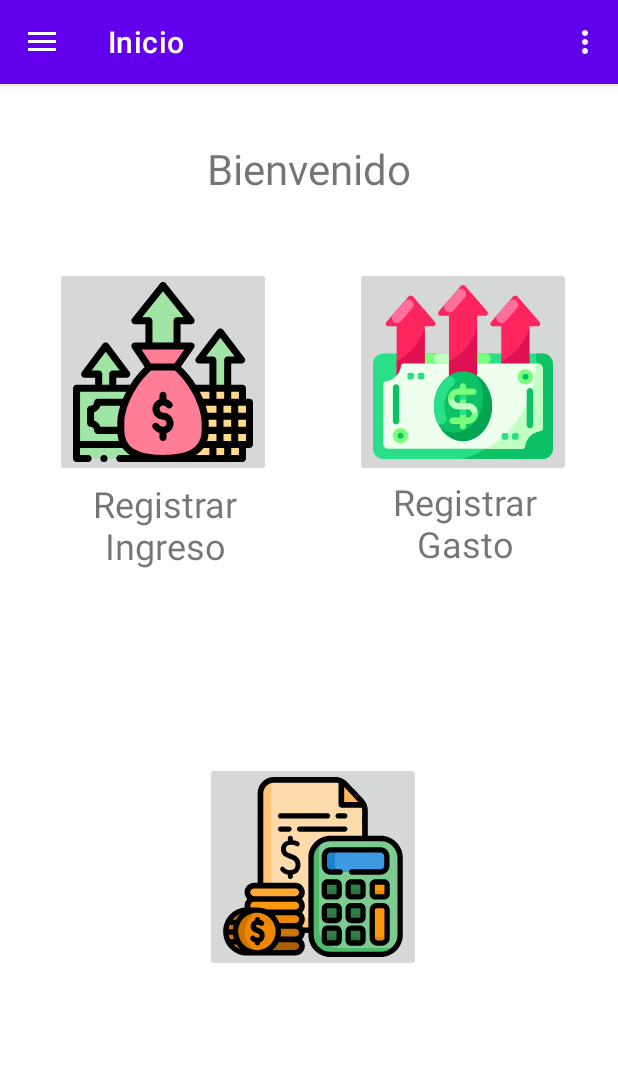
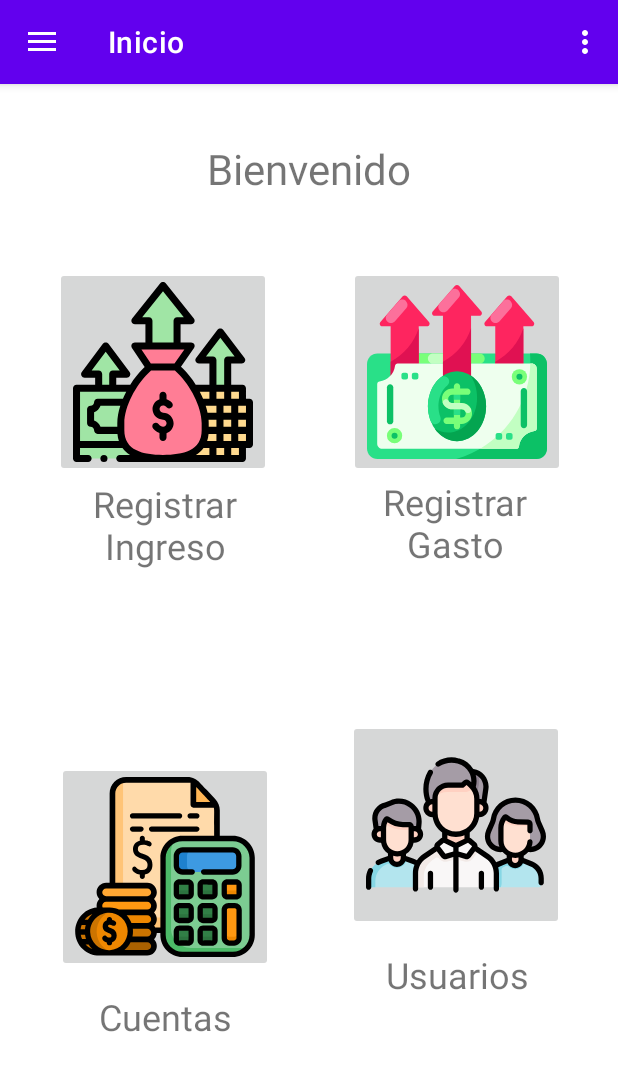
Before and after one commit to carlosmolinadev/PDM-Control-Gastos, an Android app: the screen it shows after launch (MainActivity), on a phone screen of 412 x 824 dp. Shown: the top 1071 px of the screen. Run offline under Robolectric (Android 15) with nearby library versions, the phone set to English and light mode, and no system bars; our stand-ins replace navigation-ui.

Commit message:
Completed the views from transaction history

```diff
--- a/app/src/main/java/com/carlos/ahorromatic/ui/gastos/GastosFragment.kt
+++ b/app/src/main/java/com/carlos/ahorromatic/ui/gastos/GastosFragment.kt
@@ -155,7 +155,8 @@ class GastosFragment : Fragment() {
                 GastoEntity(
                 0, monto!!, categoria, dia, mes, anio, detalles, 1)
             )
-            //findNavController().navigateUp()
+            Toast.makeText(requireContext(), "El registro ha sido ingresado exitosamente!", Toast.LENGTH_LONG).show()
+            findNavController().navigateUp()
         }
     }
 
--- a/app/src/main/java/com/carlos/ahorromatic/ui/historial/HistorialAdapter.kt
+++ b/app/src/main/java/com/carlos/ahorromatic/ui/historial/HistorialIngresosAdapter.kt
@@ -14,7 +14,7 @@ import com.carlos.ahorromatic.db.entities.GastoEntity
 import com.carlos.ahorromatic.db.entities.IngresoEntity
 
 
-class HistorialAdapter(onDeleteClickListener: OnDeleteClickListener) : ListAdapter<IngresoEntity, HistorialAdapter.MyViewHolder>(AlumnoComparator()) {
+class HistorialIngresosAdapter(onDeleteClickListener: OnDeleteClickListener) : ListAdapter<IngresoEntity, HistorialIngresosAdapter.MyViewHolder>(AlumnoComparator()) {
 
     private val mOnDeleteClickListener = onDeleteClickListener
 
--- a/app/src/main/java/com/carlos/ahorromatic/ui/ingresos/IngresosFragment.kt
+++ b/app/src/main/java/com/carlos/ahorromatic/ui/ingresos/IngresosFragment.kt
@@ -152,6 +152,7 @@ class IngresosFragment : Fragment() {
             viewModel.insert(IngresoEntity(
                 0, monto!!, categoria, dia, mes, anio, detalles, 1
             ))
+            Toast.makeText(requireContext(), "El registro ha sido ingresado exitosamente!", Toast.LENGTH_LONG).show()
             findNavController().navigateUp()
         }
     }
--- a/app/src/main/java/com/carlos/ahorromatic/ui/inicioFragment.kt
+++ b/app/src/main/java/com/carlos/ahorromatic/ui/inicio/InicioFragment.kt
@@ -1,4 +1,4 @@
-package com.carlos.ahorromatic.ui
+package com.carlos.ahorromatic.ui.inicio
 
 import androidx.lifecycle.ViewModelProvider
 import android.os.Bundle
@@ -10,13 +10,13 @@ import android.widget.ImageButton
 import androidx.navigation.fragment.findNavController
 import com.carlos.ahorromatic.R
 
-class inicioFragment : Fragment() {
+class InicioFragment : Fragment() {
 
     companion object {
-        fun newInstance() = inicioFragment()
+        fun newInstance() = InicioFragment()
     }
 
-    private lateinit var viewModel: inicioViewModel
+    private lateinit var viewModel: InicioViewModel
 
     override fun onCreateView(inflater: LayoutInflater, container: ViewGroup?,
                               savedInstanceState: Bundle?): View? {
@@ -25,7 +25,7 @@ class inicioFragment : Fragment() {
 
     override fun onActivityCreated(savedInstanceState: Bundle?) {
         super.onActivityCreated(savedInstanceState)
-        viewModel = ViewModelProvider(this).get(inicioViewModel::class.java)
+        viewModel = ViewModelProvider(this).get(InicioViewModel::class.java)
         val ingresoButtonRedirect = view?.findViewById<ImageButton>(R.id.ingreso_btn)
         ingresoButtonRedirect?.setOnClickListener {
             findNavController().navigate(R.id.action_nav_inicio_to_nav_ingresos)
--- /dev/null
+++ b/app/src/main/java/com/carlos/ahorromatic/ui/inicio/InicioViewModel.kt
@@ -0,0 +1,7 @@
+package com.carlos.ahorromatic.ui.inicio
+
+import androidx.lifecycle.ViewModel
+
+class InicioViewModel : ViewModel() {
+    // TODO: Implement the ViewModel
+}
--- a/app/src/main/java/com/carlos/ahorromatic/ui/inicioViewModel.kt
+++ /dev/null
@@ -1,7 +0,0 @@
-package com.carlos.ahorromatic.ui
-
-import androidx.lifecycle.ViewModel
-
-class inicioViewModel : ViewModel() {
-    // TODO: Implement the ViewModel
-}
--- a/app/src/main/res/layout/inicio_fragment.xml
+++ b/app/src/main/res/layout/inicio_fragment.xml
@@ -4,7 +4,7 @@
     xmlns:tools="http://schemas.android.com/tools"
     android:layout_width="match_parent"
     android:layout_height="match_parent"
-    tools:context=".ui.inicioFragment">
+    tools:context=".ui.inicio.InicioFragment">
 
 
     <androidx.constraintlayout.widget.ConstraintLayout
@@ -55,10 +55,12 @@
             android:id="@+id/gastos_btn"
             android:layout_width="wrap_content"
             android:layout_height="wrap_content"
+            android:layout_marginEnd="8dp"
+            android:layout_marginRight="8dp"
             android:src="@drawable/ic_spending"
             app:layout_constraintBottom_toBottomOf="parent"
             app:layout_constraintEnd_toEndOf="parent"
-            app:layout_constraintHorizontal_bias="0.883"
+            app:layout_constraintHorizontal_bias="0.895"
             app:layout_constraintStart_toStartOf="parent"
             app:layout_constraintTop_toTopOf="parent"
             app:layout_constraintVertical_bias="0.194" />
@@ -67,6 +69,8 @@
             android:id="@+id/gastos_textView"
             android:layout_width="143dp"
             android:layout_height="60dp"
+            android:layout_marginEnd="8dp"
+            android:layout_marginRight="8dp"
             android:gravity="center"
             android:text="@string/inicio_registrar_gastos"
             android:textSize="24sp"
@@ -86,11 +90,52 @@
             android:src="@drawable/ic_budget"
             app:layout_constraintBottom_toBottomOf="parent"
             app:layout_constraintEnd_toEndOf="parent"
-            app:layout_constraintHorizontal_bias="0.509"
+            app:layout_constraintHorizontal_bias="0.142"
             app:layout_constraintStart_toStartOf="parent"
             app:layout_constraintTop_toBottomOf="@+id/bienvenido_textView"
             app:layout_constraintVertical_bias="1.0" />
 
+        <TextView
+            android:id="@+id/cuentas_textView"
+            android:layout_width="143dp"
+            android:layout_height="60dp"
+            android:gravity="center"
+            android:text="@string/inicio_cuentas"
+            android:textSize="24sp"
+            app:layout_constraintBottom_toBottomOf="parent"
+            app:layout_constraintEnd_toEndOf="parent"
+            app:layout_constraintHorizontal_bias="0.145"
+            app:layout_constraintStart_toStartOf="parent"
+            app:layout_constraintTop_toBottomOf="@+id/historial_btn"
+            app:layout_constraintVertical_bias="0.0" />
+
+        <ImageButton
+            android:id="@+id/usuarios_btn"
+            android:layout_width="wrap_content"
+            android:layout_height="wrap_content"
+            android:layout_marginTop="162dp"
+            android:src="@drawable/ic_users"
+            app:layout_constraintBottom_toBottomOf="parent"
+            app:layout_constraintEnd_toEndOf="parent"
+            app:layout_constraintHorizontal_bias="0.865"
+            app:layout_constraintStart_toStartOf="parent"
+            app:layout_constraintTop_toTopOf="@+id/gastos_textView"
+            app:layout_constraintVertical_bias="0.0" />
+
+        <TextView
+            android:id="@+id/usuarios_textView"
+            android:layout_width="143dp"
+            android:layout_height="60dp"
+            android:gravity="center"
+            android:text="@string/inicio_usuarios"
+            android:textSize="24sp"
+            app:layout_constraintBottom_toBottomOf="parent"
+            app:layout_constraintEnd_toEndOf="parent"
+            app:layout_constraintHorizontal_bias="0.869"
+            app:layout_constraintStart_toStartOf="parent"
+            app:layout_constraintTop_toBottomOf="@+id/usuarios_btn"
+            app:layout_constraintVertical_bias="0.0" />
+
 
     </androidx.constraintlayout.widget.ConstraintLayout>
 </FrameLayout>
--- a/app/src/main/res/navigation/mobile_navigation.xml
+++ b/app/src/main/res/navigation/mobile_navigation.xml
@@ -11,11 +11,7 @@
         android:label="@string/menu_usuario"
         tools:layout="@layout/usuario_fragment" />
 
-    <fragment
-        android:id="@+id/nav_historial"
-        android:name="com.carlos.ahorromatic.ui.historial.HistorialFragment"
-        android:label="@string/menu_historial"
-        tools:layout="@layout/historial_fragment" />
+
 
     <fragment
         android:id="@+id/nav_gastos"
@@ -31,7 +27,7 @@
 
     <fragment
         android:id="@+id/nav_inicio"
-        android:name="com.carlos.ahorromatic.ui.inicioFragment"
+        android:name="com.carlos.ahorromatic.ui.inicio.InicioFragment"
         android:label="@string/nav_inicio"
         tools:layout="@layout/inicio_fragment" >
         <action
@@ -47,4 +43,30 @@
             android:id="@+id/action_nav_inicio_to_nav_usuario"
             app:destination="@id/nav_usuario" />
     </fragment>
+
+    <fragment
+        android:id="@+id/nav_historial"
+        android:name="com.carlos.ahorromatic.ui.historial.HistorialFragment"
+        android:label="@string/menu_historial"
+        tools:layout="@layout/historial_fragment" >
+        <action
+            android:id="@+id/action_nav_historial_to_nav_historial_ingresos"
+            app:destination="@id/nav_historial_ingresos" />
+        <action
+            android:id="@+id/action_nav_historial_to_nav_historial_gastos"
+            app:destination="@id/nav_historial_gastos" />
+    </fragment>
+
+
+    <fragment
+        android:id="@+id/nav_historial_ingresos"
+        android:name="com.carlos.ahorromatic.ui.historial.HistorialIngresosFragment"
+        android:label="@string/menu_ingresos"
+        tools:layout="@layout/fragment_historial_ingresos" />
+
+    <fragment
+        android:id="@+id/nav_historial_gastos"
+        android:name="com.carlos.ahorromatic.ui.historial.HistorialGastosFragment"
+        android:label="@string/menu_ingresos"
+        tools:layout="@layout/fragment_historial_gastos" />
 </navigation>
```
Also changed, not shown: app/src/main/java/com/carlos/ahorromatic/ui/historial/HistorialFragment.kt (+12 -26 lines), app/src/main/java/com/carlos/ahorromatic/ui/historial/HistorialGastosAdapter.kt (added, +82 -0 lines), app/src/main/java/com/carlos/ahorromatic/ui/historial/HistorialGastosFragment.kt (added, +69 -0 lines), app/src/main/java/com/carlos/ahorromatic/ui/historial/HistorialIngresosFragment.kt (added, +68 -0 lines), app/src/main/java/com/carlos/ahorromatic/ui/historial/TransactionEntity.kt (deleted, +0 -15 lines), app/src/main/res/layout/fragment_historial_gastos.xml (added, +16 -0 lines), app/src/main/res/layout/fragment_historial_ingresos.xml (added, +16 -0 lines), app/src/main/res/layout/historial_fragment.xml (+36 -7 lines), app/src/main/res/values/strings.xml (+14 -0 lines).
